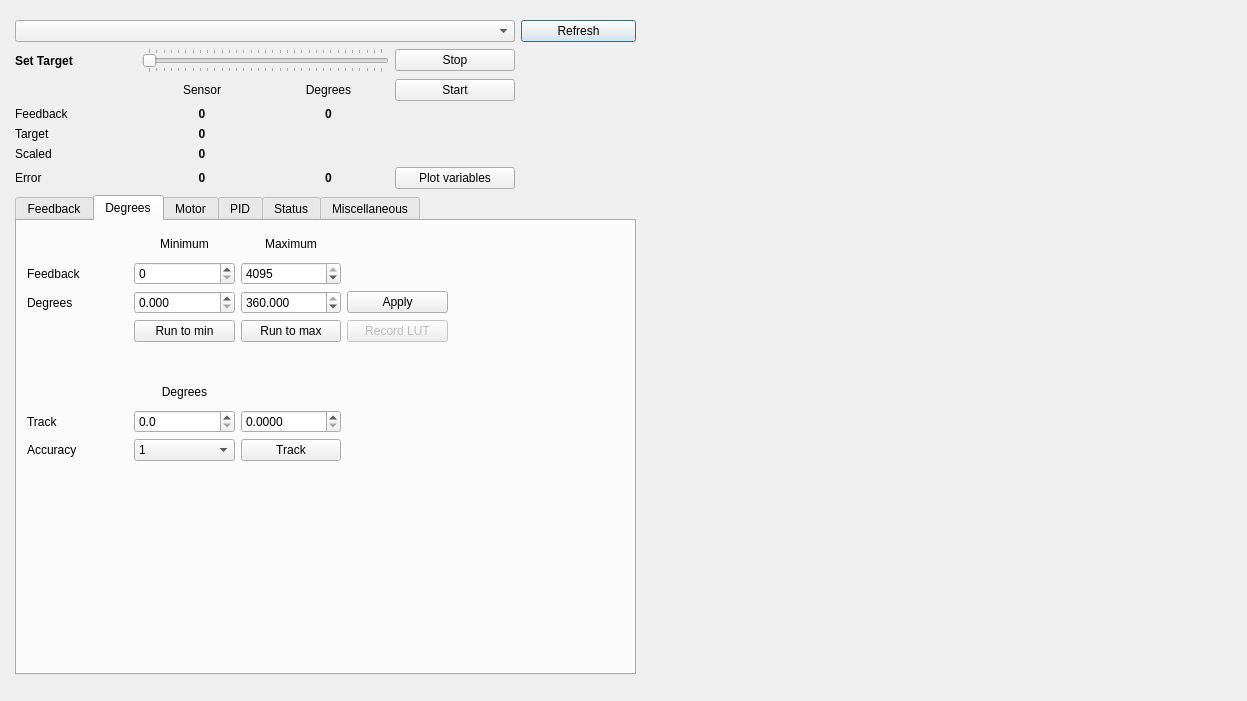
This is jrk/usbjrkdialog.ui in poes-weather/Sensor-Benchmark as Qt 5 draws it before an edit. The edited form follows.
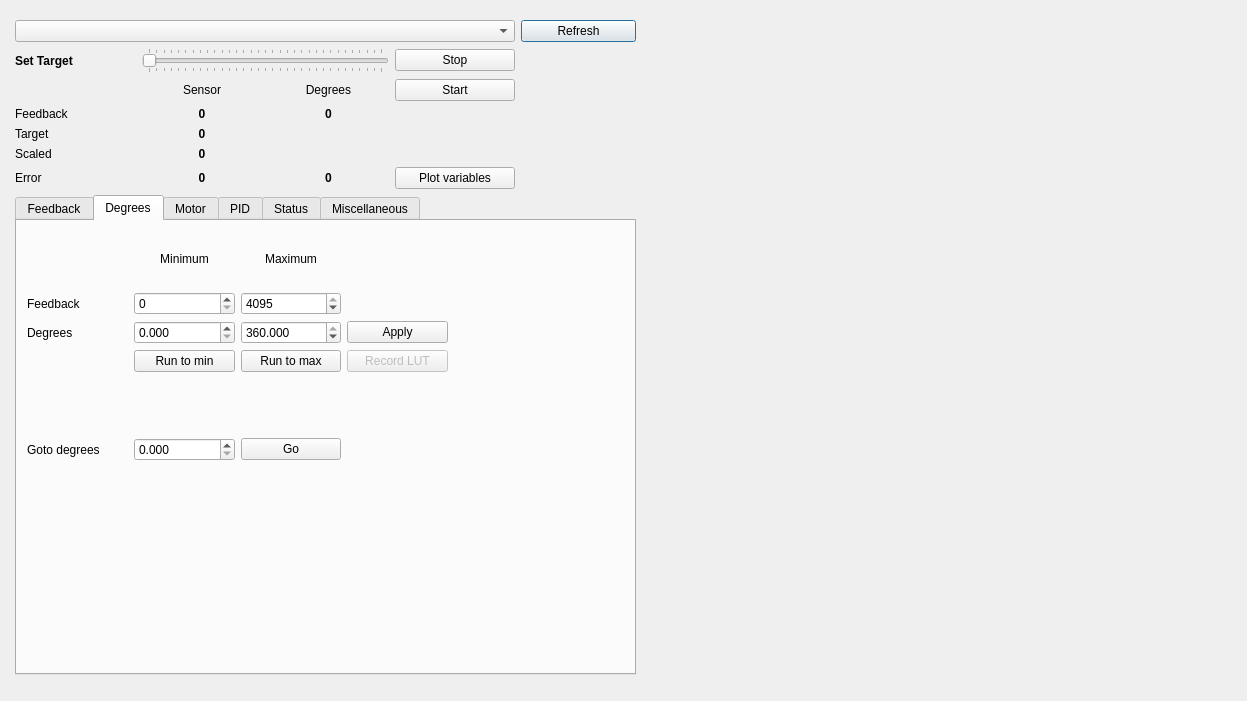
This is the edited form. The open tabs and pages were chosen to show the change.

Commit message: Jrk work, lots todo

Patch:
```diff
--- a/jrk/usbjrkdialog.ui
+++ b/jrk/usbjrkdialog.ui
@@ -595,27 +595,17 @@
            </property>
           </widget>
          </item>
-         <item row="5" column="1">
-          <widget class="QLabel" name="label_40">
-           <property name="text">
-            <string>Degrees</string>
-           </property>
-           <property name="alignment">
-            <set>Qt::AlignCenter</set>
-           </property>
-          </widget>
-         </item>
-         <item row="6" column="0">
+         <item row="5" column="0">
           <widget class="QLabel" name="label_43">
            <property name="text">
-            <string>Track</string>
+            <string>Goto degrees</string>
            </property>
           </widget>
          </item>
-         <item row="6" column="1">
+         <item row="5" column="1">
           <widget class="QDoubleSpinBox" name="gotoDegSb">
            <property name="decimals">
-            <number>1</number>
+            <number>3</number>
            </property>
            <property name="maximum">
             <double>360.000000000000000</double>
@@ -625,44 +615,6 @@
            </property>
           </widget>
          </item>
-         <item row="7" column="0">
-          <widget class="QLabel" name="label_16">
-           <property name="text">
-            <string>Accuracy</string>
-           </property>
-          </widget>
-         </item>
-         <item row="7" column="1">
-          <widget class="QComboBox" name="accCb">
-           <item>
-            <property name="text">
-             <string>1</string>
-            </property>
-           </item>
-           <item>
-            <property name="text">
-             <string>0.1</string>
-            </property>
-           </item>
-           <item>
-            <property name="text">
-             <string>0.01</string>
-            </property>
-           </item>
-           <item>
-            <property name="text">
-             <string>0.001</string>
-            </property>
-           </item>
-          </widget>
-         </item>
-         <item row="7" column="2">
-          <widget class="QPushButton" name="gotodegBtn">
-           <property name="text">
-            <string>Track</string>
-           </property>
-          </widget>
-         </item>
          <item row="4" column="1">
           <widget class="QLabel" name="label_15">
            <property name="text">
@@ -670,13 +622,10 @@
            </property>
           </widget>
          </item>
-         <item row="6" column="2">
-          <widget class="QDoubleSpinBox" name="degSb">
-           <property name="decimals">
-            <number>4</number>
-           </property>
-           <property name="maximum">
-            <double>360.000000000000000</double>
+         <item row="5" column="2">
+          <widget class="QPushButton" name="gotodegBtn">
+           <property name="text">
+            <string>Go</string>
            </property>
           </widget>
          </item>
```
Left out of the diff: 2 changed lines with no effect on the pictures. The commit also changes 2 other files.
